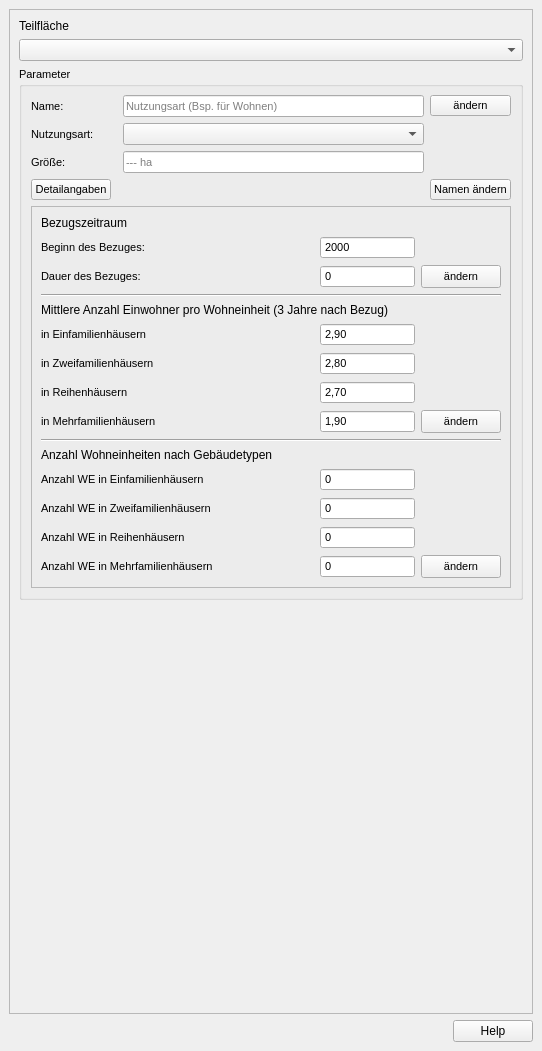
Before: the Qt Designer form projektcheck/pctools/ui/ProjektCheck_dockwidget_definitions.ui in projektcheck/ProjektCheck-QGIS, drawn with Qt 5.
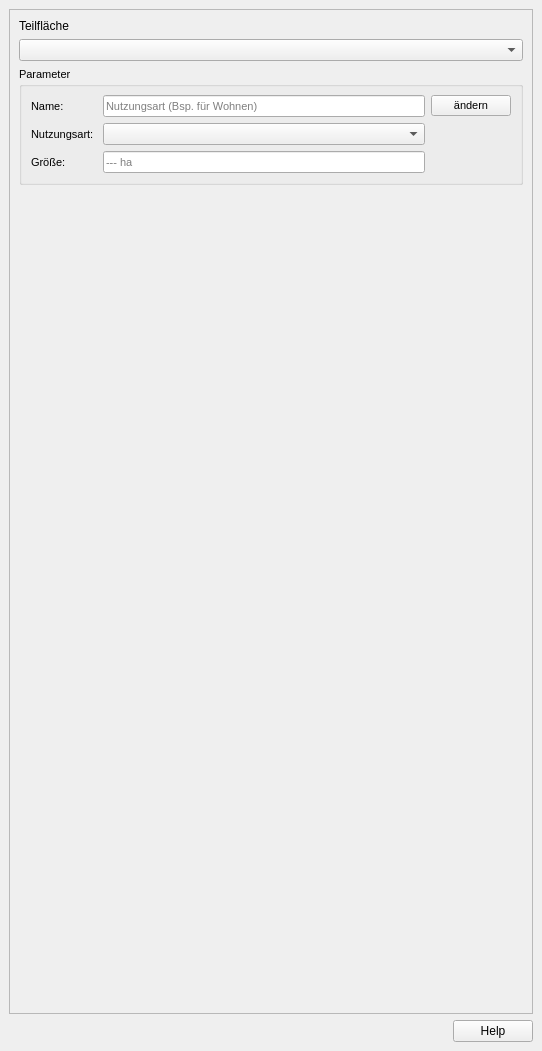
After: the same form once the commit is applied.

Patch:
```diff
--- a/projektcheck/pctools/ui/ProjektCheck_dockwidget_definitions.ui
+++ b/projektcheck/pctools/ui/ProjektCheck_dockwidget_definitions.ui
@@ -59,428 +59,6 @@
            <string>Parameter</string>
           </property>
           <layout class="QGridLayout" name="gridLayout">
-           <item row="5" column="1" colspan="4">
-            <widget class="QFrame" name="frame">
-             <property name="enabled">
-              <bool>true</bool>
-             </property>
-             <property name="locale">
-              <locale language="German" country="Belgium"/>
-             </property>
-             <property name="frameShape">
-              <enum>QFrame::StyledPanel</enum>
-             </property>
-             <property name="frameShadow">
-              <enum>QFrame::Plain</enum>
-             </property>
-             <property name="midLineWidth">
-              <number>0</number>
-             </property>
-             <layout class="QGridLayout" name="gridLayout_2">
-              <item row="1" column="2">
-               <widget class="QDateEdit" name="dateEdit_2">
-                <property name="sizePolicy">
-                 <sizepolicy hsizetype="Preferred" vsizetype="Fixed">
-                  <horstretch>0</horstretch>
-                  <verstretch>0</verstretch>
-                 </sizepolicy>
-                </property>
-                <property name="readOnly">
-                 <bool>true</bool>
-                </property>
-                <property name="buttonSymbols">
-                 <enum>QAbstractSpinBox::NoButtons</enum>
-                </property>
-                <property name="displayFormat">
-                 <string>yyyy</string>
-                </property>
-                <property name="calendarPopup">
-                 <bool>false</bool>
-                </property>
-               </widget>
-              </item>
-              <item row="3" column="0">
-               <widget class="QLabel" name="label_16">
-                <property name="toolTip">
-                 <string>(Jahre, 1 = Bezug wird noch im Jahr des Bezugsbeginnes abgeschlossen [bleibt das bei QGIS so?])</string>
-                </property>
-                <property name="toolTipDuration">
-                 <number>-1</number>
-                </property>
-                <property name="text">
-                 <string>&lt;html&gt;&lt;head/&gt;&lt;body&gt;&lt;p&gt;Dauer des Bezuges:&lt;/p&gt;&lt;/body&gt;&lt;/html&gt;</string>
-                </property>
-               </widget>
-              </item>
-              <item row="3" column="2">
-               <widget class="QSpinBox" name="spinBox_2">
-                <property name="readOnly">
-                 <bool>true</bool>
-                </property>
-                <property name="buttonSymbols">
-                 <enum>QAbstractSpinBox::NoButtons</enum>
-                </property>
-               </widget>
-              </item>
-              <item row="1" column="0">
-               <widget class="QLabel" name="label_15">
-                <property name="toolTip">
-                 <string>(Jahreszahl)</string>
-                </property>
-                <property name="text">
-                 <string>&lt;html&gt;&lt;head/&gt;&lt;body&gt;&lt;p&gt;Beginn des Bezuges:&lt;/p&gt;&lt;/body&gt;&lt;/html&gt;</string>
-                </property>
-               </widget>
-              </item>
-              <item row="4" column="0" colspan="4">
-               <widget class="Line" name="line_3">
-                <property name="orientation">
-                 <enum>Qt::Horizontal</enum>
-                </property>
-               </widget>
-              </item>
-              <item row="13" column="0">
-               <widget class="QLabel" name="label_18">
-                <property name="sizePolicy">
-                 <sizepolicy hsizetype="Preferred" vsizetype="Fixed">
-                  <horstretch>0</horstretch>
-                  <verstretch>0</verstretch>
-                 </sizepolicy>
-                </property>
-                <property name="text">
-                 <string>in Zweifamilienhäusern</string>
-                </property>
-               </widget>
-              </item>
-              <item row="14" column="0">
-               <widget class="QLabel" name="label_19">
-                <property name="sizePolicy">
-                 <sizepolicy hsizetype="Preferred" vsizetype="Fixed">
-                  <horstretch>0</horstretch>
-                  <verstretch>0</verstretch>
-                 </sizepolicy>
-                </property>
-                <property name="text">
-                 <string>in Reihenhäusern</string>
-                </property>
-               </widget>
-              </item>
-              <item row="16" column="0">
-               <widget class="QLabel" name="label_20">
-                <property name="sizePolicy">
-                 <sizepolicy hsizetype="Preferred" vsizetype="Fixed">
-                  <horstretch>0</horstretch>
-                  <verstretch>0</verstretch>
-                 </sizepolicy>
-                </property>
-                <property name="text">
-                 <string>in Mehrfamilienhäusern</string>
-                </property>
-               </widget>
-              </item>
-              <item row="12" column="0">
-               <widget class="QLabel" name="label_17">
-                <property name="sizePolicy">
-                 <sizepolicy hsizetype="Preferred" vsizetype="Fixed">
-                  <horstretch>0</horstretch>
-                  <verstretch>0</verstretch>
-                 </sizepolicy>
-                </property>
-                <property name="text">
-                 <string>in Einfamilienhäusern</string>
-                </property>
-               </widget>
-              </item>
-              <item row="23" column="0">
-               <widget class="QLabel" name="label_22">
-                <property name="text">
-                 <string>Anzahl WE in Zweifamilienhäusern</string>
-                </property>
-               </widget>
-              </item>
-              <item row="3" column="3">
-               <widget class="QPushButton" name="pushButton_8">
-                <property name="sizePolicy">
-                 <sizepolicy hsizetype="Fixed" vsizetype="Preferred">
-                  <horstretch>0</horstretch>
-                  <verstretch>0</verstretch>
-                 </sizepolicy>
-                </property>
-                <property name="layoutDirection">
-                 <enum>Qt::LeftToRight</enum>
-                </property>
-                <property name="text">
-                 <string>ändern</string>
-                </property>
-               </widget>
-              </item>
-              <item row="16" column="2">
-               <widget class="QDoubleSpinBox" name="doubleSpinBox_8">
-                <property name="readOnly">
-                 <bool>true</bool>
-                </property>
-                <property name="buttonSymbols">
-                 <enum>QAbstractSpinBox::NoButtons</enum>
-                </property>
-                <property name="minimum">
-                 <double>1.000000000000000</double>
-                </property>
-                <property name="maximum">
-                 <double>4.900000000000000</double>
-                </property>
-                <property name="singleStep">
-                 <double>0.100000000000000</double>
-                </property>
-                <property name="value">
-                 <double>1.900000000000000</double>
-                </property>
-               </widget>
-              </item>
-              <item row="13" column="2">
-               <widget class="QDoubleSpinBox" name="doubleSpinBox_9">
-                <property name="readOnly">
-                 <bool>true</bool>
-                </property>
-                <property name="buttonSymbols">
-                 <enum>QAbstractSpinBox::NoButtons</enum>
-                </property>
-                <property name="minimum">
-                 <double>1.000000000000000</double>
-                </property>
-                <property name="maximum">
-                 <double>4.900000000000000</double>
-                </property>
-                <property name="singleStep">
-                 <double>0.100000000000000</double>
-                </property>
-                <property name="value">
-                 <double>2.800000000000000</double>
-                </property>
-               </widget>
-              </item>
-              <item row="18" column="0" colspan="4">
-               <widget class="QLabel" name="label_3">
-                <property name="sizePolicy">
-                 <sizepolicy hsizetype="Preferred" vsizetype="Fixed">
-                  <horstretch>0</horstretch>
-                  <verstretch>0</verstretch>
-                 </sizepolicy>
-                </property>
-                <property name="font">
-                 <font>
-                  <pointsize>9</pointsize>
-                 </font>
-                </property>
-                <property name="text">
-                 <string>Anzahl Wohneinheiten nach Gebäudetypen</string>
-                </property>
-               </widget>
-              </item>
-              <item row="29" column="3">
-               <widget class="QPushButton" name="pushButton_5">
-                <property name="sizePolicy">
-                 <sizepolicy hsizetype="Fixed" vsizetype="Preferred">
-                  <horstretch>0</horstretch>
-                  <verstretch>0</verstretch>
-                 </sizepolicy>
-                </property>
-                <property name="layoutDirection">
-                 <enum>Qt::LeftToRight</enum>
-                </property>
-                <property name="text">
-                 <string>ändern</string>
-                </property>
-               </widget>
-              </item>
-              <item row="0" column="0" colspan="4">
-               <widget class="QLabel" name="label_2">
-                <property name="sizePolicy">
-                 <sizepolicy hsizetype="Preferred" vsizetype="Fixed">
-                  <horstretch>0</horstretch>
-                  <verstretch>0</verstretch>
-                 </sizepolicy>
-                </property>
-                <property name="font">
-                 <font>
-                  <pointsize>9</pointsize>
-                 </font>
-                </property>
-                <property name="lineWidth">
-                 <number>0</number>
-                </property>
-                <property name="text">
-                 <string>Bezugszeitraum</string>
-                </property>
-               </widget>
-              </item>
-              <item row="23" column="2">
-               <widget class="QSpinBox" name="spinBox_10">
-                <property name="readOnly">
-                 <bool>true</bool>
-                </property>
-                <property name="buttonSymbols">
-                 <enum>QAbstractSpinBox::NoButtons</enum>
-                </property>
-                <property name="specialValueText">
-                 <string/>
-                </property>
-               </widget>
-              </item>
-              <item row="29" column="2">
-               <widget class="QSpinBox" name="spinBox_13">
-                <property name="readOnly">
-                 <bool>true</bool>
-                </property>
-                <property name="buttonSymbols">
-                 <enum>QAbstractSpinBox::NoButtons</enum>
-                </property>
-                <property name="specialValueText">
-                 <string/>
-                </property>
-               </widget>
-              </item>
-              <item row="24" column="2">
-               <widget class="QSpinBox" name="spinBox_11">
-                <property name="readOnly">
-                 <bool>true</bool>
-                </property>
-                <property name="buttonSymbols">
-                 <enum>QAbstractSpinBox::NoButtons</enum>
-                </property>
-                <property name="specialValueText">
-                 <string/>
-                </property>
-               </widget>
-              </item>
-              <item row="12" column="2">
-               <widget class="QDoubleSpinBox" name="doubleSpinBox_5">
-                <property name="readOnly">
-                 <bool>true</bool>
-                </property>
-                <property name="buttonSymbols">
-                 <enum>QAbstractSpinBox::NoButtons</enum>
-                </property>
-                <property name="minimum">
-                 <double>1.000000000000000</double>
-                </property>
-                <property name="maximum">
-                 <double>4.900000000000000</double>
-                </property>
-                <property name="singleStep">
-                 <double>0.100000000000000</double>
-                </property>
-                <property name="value">
-                 <double>2.900000000000000</double>
-                </property>
-               </widget>
-              </item>
-              <item row="22" column="2">
-               <widget class="QSpinBox" name="spinBox_12">
-                <property name="readOnly">
-                 <bool>true</bool>
-                </property>
-                <property name="buttonSymbols">
-                 <enum>QAbstractSpinBox::NoButtons</enum>
-                </property>
-                <property name="specialValueText">
-                 <string/>
-                </property>
-               </widget>
-              </item>
-              <item row="14" column="2">
-               <widget class="QDoubleSpinBox" name="doubleSpinBox_7">
-                <property name="readOnly">
-                 <bool>true</bool>
-                </property>
-                <property name="buttonSymbols">
-                 <enum>QAbstractSpinBox::NoButtons</enum>
-                </property>
-                <property name="minimum">
-                 <double>1.000000000000000</double>
-                </property>
-                <property name="maximum">
-                 <double>4.900000000000000</double>
-                </property>
-                <property name="singleStep">
-                 <double>0.100000000000000</double>
-                </property>
-                <property name="value">
-                 <double>2.700000000000000</double>
-                </property>
-               </widget>
-              </item>
-              <item row="29" column="0">
-               <widget class="QLabel" name="label_24">
-                <property name="text">
-                 <string>Anzahl WE in Mehrfamilienhäusern</string>
-                </property>
-               </widget>
-              </item>
-              <item row="24" column="0">
-               <widget class="QLabel" name="label_23">
-                <property name="text">
-                 <string>Anzahl WE in Reihenhäusern</string>
-                </property>
-               </widget>
-              </item>
-              <item row="16" column="3">
-               <widget class="QPushButton" name="pushButton_4">
-                <property name="sizePolicy">
-                 <sizepolicy hsizetype="Fixed" vsizetype="Preferred">
-                  <horstretch>0</horstretch>
-                  <verstretch>0</verstretch>
-                 </sizepolicy>
-                </property>
-                <property name="layoutDirection">
-                 <enum>Qt::LeftToRight</enum>
-                </property>
-                <property name="text">
-                 <string>ändern</string>
-                </property>
-               </widget>
-              </item>
-              <item row="22" column="0">
-               <widget class="QLabel" name="label_21">
-                <property name="text">
-                 <string>Anzahl WE in Einfamilienhäusern</string>
-                </property>
-               </widget>
-              </item>
-              <item row="7" column="0" colspan="4">
-               <widget class="QLabel" name="label_6">
-                <property name="sizePolicy">
-                 <sizepolicy hsizetype="Preferred" vsizetype="Fixed">
-                  <horstretch>0</horstretch>
-                  <verstretch>0</verstretch>
-                 </sizepolicy>
-                </property>
-                <property name="font">
-                 <font>
-                  <pointsize>9</pointsize>
-                 </font>
-                </property>
-                <property name="text">
-                 <string>Mittlere Anzahl Einwohner pro Wohneinheit (3 Jahre nach Bezug)</string>
-                </property>
-               </widget>
-              </item>
-              <item row="17" column="0" colspan="4">
-               <widget class="Line" name="line">
-                <property name="orientation">
-                 <enum>Qt::Horizontal</enum>
-                </property>
-               </widget>
-              </item>
-             </layout>
-            </widget>
-           </item>
-           <item row="0" column="1">
-            <widget class="QLabel" name="label_5">
-             <property name="text">
-              <string>Name:</string>
-             </property>
-            </widget>
-           </item>
            <item row="1" column="1">
             <widget class="QLabel" name="label">
              <property name="text">
@@ -495,34 +73,21 @@
              </property>
             </widget>
            </item>
-           <item row="4" column="1">
-            <widget class="QPushButton" name="pushButton">
+           <item row="0" column="1">
+            <widget class="QLabel" name="label_5">
              <property name="text">
-              <string>Detailangaben</string>
+              <string>Name:</string>
              </property>
-             <property name="checkable">
-              <bool>true</bool>
-             </property>
-             <property name="checked">
-              <bool>false</bool>
-             </property>
             </widget>
            </item>
-           <item row="4" column="4">
-            <widget class="QPushButton" name="pushButton_3">
-             <property name="text">
-              <string>Namen ändern</string>
-             </property>
-            </widget>
-           </item>
-           <item row="0" column="4">
+           <item row="0" column="3">
             <widget class="QPushButton" name="pushButton_2">
              <property name="text">
               <string>ändern</string>
              </property>
             </widget>
            </item>
-           <item row="2" column="3">
+           <item row="2" column="2">
             <widget class="QLineEdit" name="lineEdit_3">
              <property name="sizePolicy">
               <sizepolicy hsizetype="Expanding" vsizetype="Fixed">
@@ -538,10 +103,10 @@
              </property>
             </widget>
            </item>
-           <item row="1" column="3">
-            <widget class="QComboBox" name="comboBox"/>
+           <item row="1" column="2">
+            <widget class="QComboBox" name="type_combo"/>
            </item>
-           <item row="0" column="3">
+           <item row="0" column="2">
             <widget class="QLineEdit" name="lineEdit">
              <property name="sizePolicy">
               <sizepolicy hsizetype="Expanding" vsizetype="Fixed">
```
Left out of the diff: 24 changed lines with no effect on the pictures.
